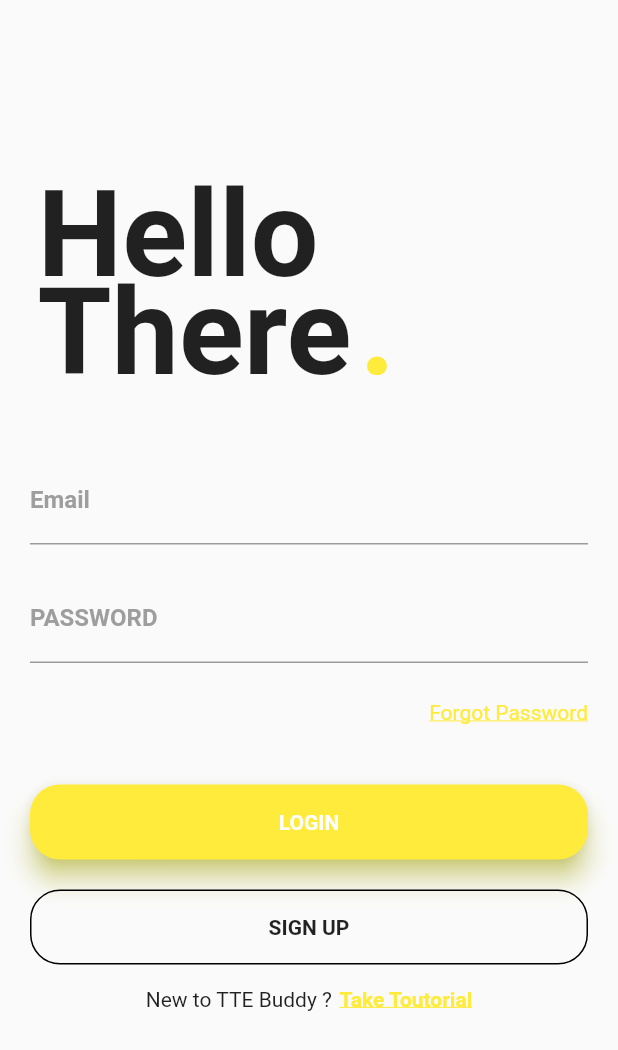
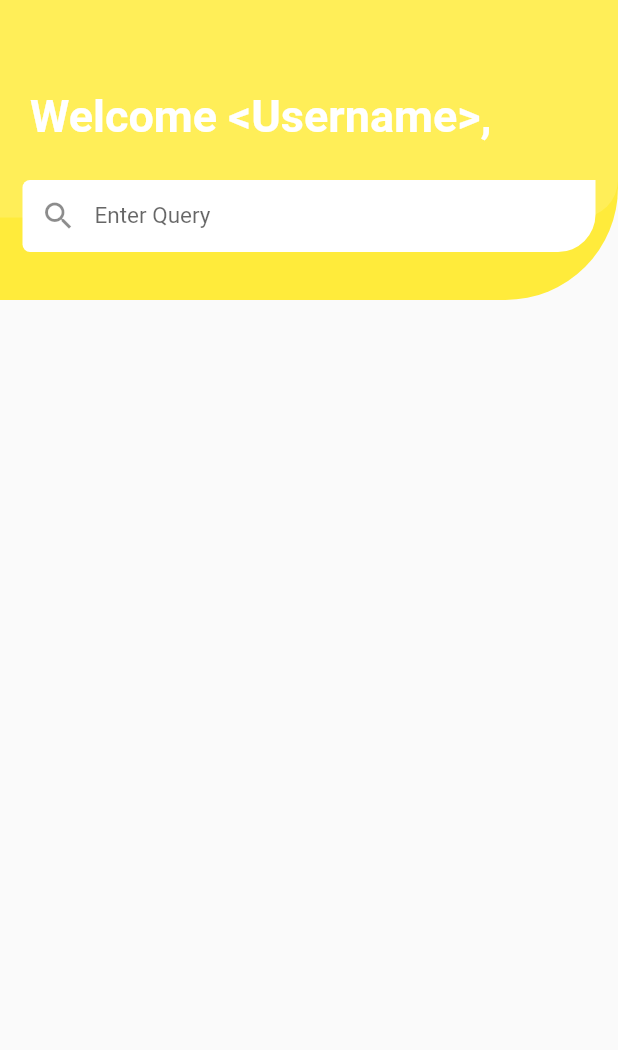
Before and after one commit to sadikRizvi31/tte_buddy, a Flutter app: the HomePage screen opened directly, on a phone screen of 412 x 824 dp. Shown: the top 1050 px of the screen. Run offline on Flutter 3.47's test engine with Material 2 defaults, Android fonts, the phone set to English and light mode, and no system bars; our stand-ins replace lottie.

Commit message:
TTE Buddy HomePage UI Upload.

```diff
--- /dev/null
+++ b/lib/HomePage.dart
@@ -0,0 +1,71 @@
+import 'package:flutter/cupertino.dart';
+import 'package:flutter/material.dart';
+class HomePage extends StatefulWidget {
+  @override
+  _HomePageState createState() => _HomePageState();
+}
+
+class _HomePageState extends State<HomePage>{
+
+  @override
+  Widget build(BuildContext context) {
+    return Scaffold(
+      body: ListView(
+        children: [
+          Stack(
+            children: <Widget>[
+              Container(
+                height: 200.0,
+                decoration: BoxDecoration(
+                  borderRadius: BorderRadius.only(bottomRight: Radius.circular(75.0)),
+                  color: Colors.yellow,
+                ),
+              ),
+              Container(
+                height: 145.0,
+                  decoration: BoxDecoration(
+                    borderRadius: BorderRadius.only(bottomRight: Radius.circular(25.0)),
+                    color: Colors.yellow[400],
+                  ),
+              ),
+              Padding(
+                  padding: EdgeInsets.only(top: 60.0,left: 20.0),
+                child: Text(
+                  "Welcome <Username>,",
+                  style: TextStyle(
+                    fontWeight: FontWeight.bold,
+                    fontSize: 30.0,
+                    color: Colors.white,
+                  ),
+                ),
+              ),
+              Padding(
+                  padding: EdgeInsets.only(top: 120,left: 15,right: 15),
+                child: Container(
+                  decoration: BoxDecoration(
+                    color: Colors.white,
+                    borderRadius: BorderRadius.only(
+                      bottomRight: Radius.circular(25.0),
+                      bottomLeft: Radius.circular(5.0),
+                      topLeft: Radius.circular(5.0),
+                    ),
+                    ),
+                  child: TextField(
+                    decoration: InputDecoration(
+                      border: InputBorder.none,
+                      contentPadding: EdgeInsets.only(top: 14.0),
+                      hintText: 'Enter Query',
+                      hintStyle: TextStyle(fontSize: 15.0),
+                      prefixIcon: Icon(Icons.search),
+                    ),
+                  ),
+                  ),
+                ),
+            ],
+          )
+        ],
+      ),
+    );
+  }
+
+}
--- a/pubspec.yaml
+++ b/pubspec.yaml
@@ -26,7 +26,8 @@ dependencies:
   # The following adds the Cupertino Icons font to your application.
   # Use with the CupertinoIcons class for iOS style icons.
   cupertino_icons: ^1.0.2
-  lottie: ^0.6.0
+  lottie: ^1.0.1
+  flutter_hooks: ^0.18.0
 
 dev_dependencies:
   flutter_test:
```
Also changed, not shown: lib/main.dart (+27 -10 lines), pubspec.lock.
